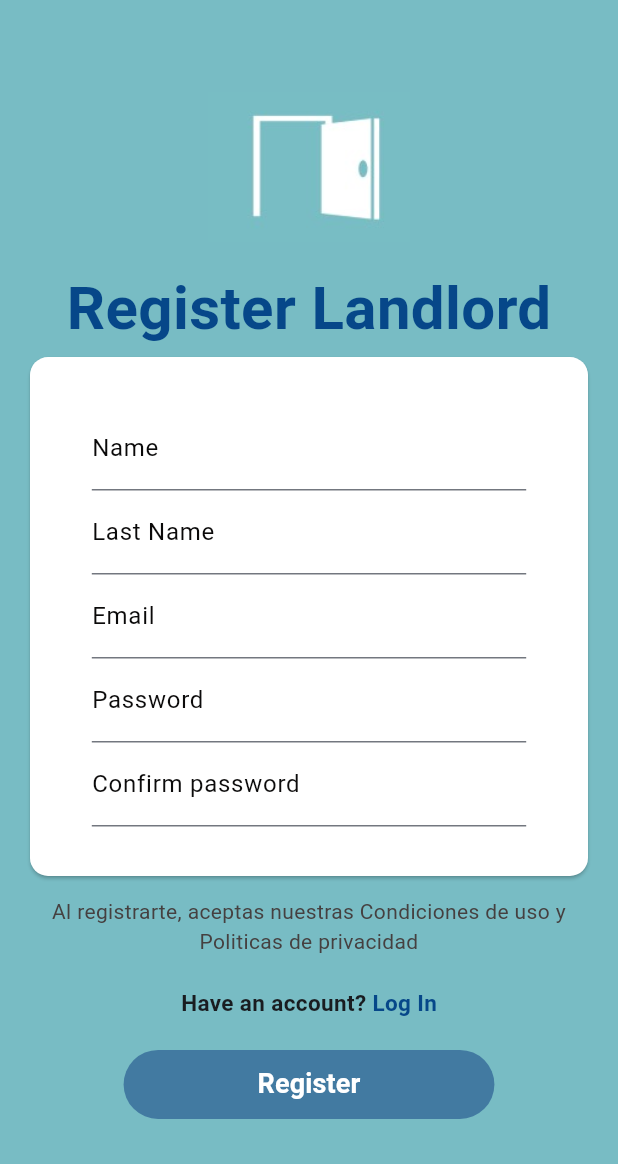
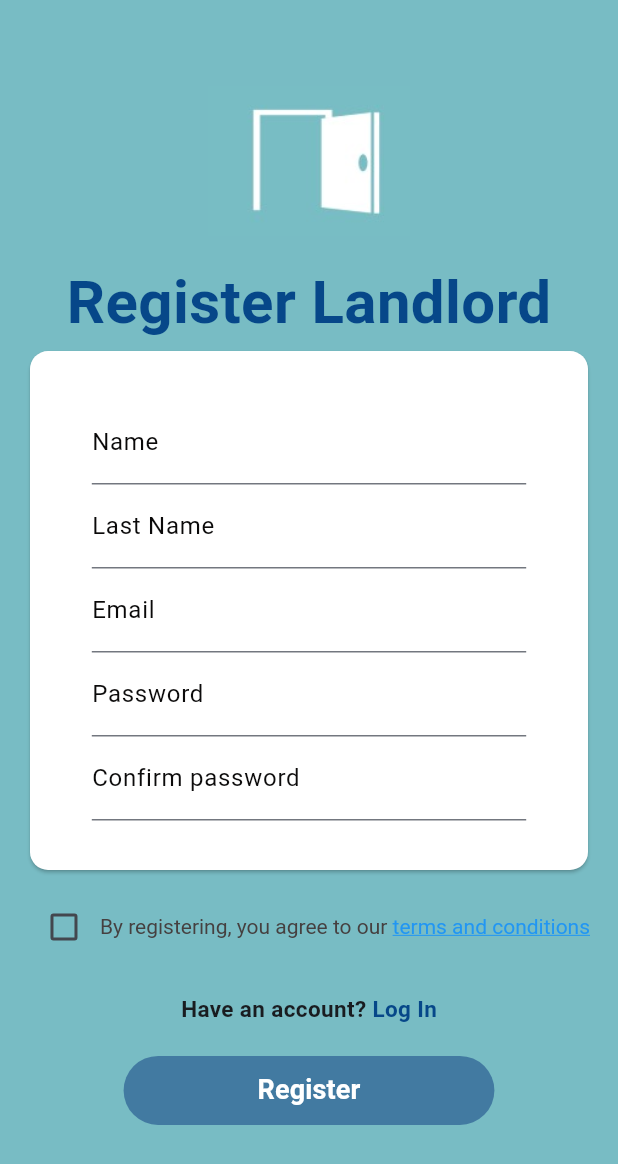
Before and after one commit to WX61-Grupo2-AplicacionesMoviles/App-Mobile-Plusroom, a Flutter app: the RegisterViewLandlord screen opened directly, on a phone screen of 412 x 824 dp. Shown: the top 1164 px of the screen. Run offline on Flutter 3.47's test engine with Material 3 defaults, Android fonts, the phone set to English and light mode, and no system bars.

Commit message:
fix: update register landlord

```diff
--- a/lib/ui-initial-section/register_view_landlord.dart
+++ b/lib/ui-initial-section/register_view_landlord.dart
@@ -2,6 +2,8 @@ import 'package:flutter/material.dart';
 import 'package:app_mobile_plusroom/ui-initial-section/login_view.dart';
 import 'package:http/http.dart' as http;
 import 'dart:convert';
+import 'package:flutter/gestures.dart';
+import 'package:url_launcher/url_launcher.dart';
 
 Future<void> registerLandlord(Map<String, dynamic> userData) async {
   final url = Uri.parse('https://easygoing-perception-production.up.railway.app/api/landlords');
@@ -14,10 +16,8 @@ Future<void> registerLandlord(Map<String, dynamic> userData) async {
   );
 
   if (response.statusCode == 200) {
-    // Registro exitoso
     print('Landlord registrado exitosamente');
   } else {
-    // Fallo en el registro
     print('Error al registrar landlord: ${response.statusCode}');
     print('Cuerpo de la respuesta: ${response.body}');
   }
@@ -36,6 +36,7 @@ class _RegisterViewLandlordState extends State<RegisterViewLandlord> {
   final TextEditingController _lastNameController = TextEditingController();
   final TextEditingController _emailController = TextEditingController();
   final TextEditingController _passwordController = TextEditingController();
+  bool _agreeToTerms = false;
 
   @override
   Widget build(BuildContext context) {
@@ -68,20 +69,72 @@ class _RegisterViewLandlordState extends State<RegisterViewLandlord> {
                         child: formRegister(),
                       ),
                     ),
-                    const SizedBox(height: 10), // Added space
-                    const Text(
-                      'Al registrarte, aceptas nuestras Condiciones de uso y Politicas de privacidad',
-                      style: TextStyle(
-                        color: Color(0xFF454040),
-                        fontSize: 14,
-                      ),
-                      textAlign: TextAlign.center,
+                    const SizedBox(height: 10),
+                    Row(
+                      mainAxisAlignment: MainAxisAlignment.center,
+                      children: [
+                        Checkbox(
+                          value: _agreeToTerms,
+                          onChanged: (bool? value) {
+                            setState(() {
+                              _agreeToTerms = value ?? false;
+                            });
+                          },
+                        ),
+                        Flexible(
+                          child: RichText(
+                            text: TextSpan(
+                              text: 'By registering, you agree to our ',
+                              style: const TextStyle(
+                                color: Color(0xFF454040),
+                                fontSize: 14,
+                              ),
+                              children: [
+                                TextSpan(
+                                  text: 'terms and conditions',
+                                  style: const TextStyle(
+                                    color: Colors.blue,
+                                    decoration: TextDecoration.underline,
+                                  ),
+                                  recognizer: TapGestureRecognizer()
+                                    ..onTap = () async {
+                                      final Uri url = Uri.parse('https://www.freeprivacypolicy.com/live/141d55ef-a8ab-4854-86fd-4c7a19ba2490');
+                                      try {
+                                        if (!await launchUrl(
+                                          url,
+                                          mode: LaunchMode.externalApplication,
+                                        )) {
+                                          if (context.mounted) {
+                                            ScaffoldMessenger.of(context).showSnackBar(
+                                              const SnackBar(
+                                                content: Text('No se pudo abrir los términos y condiciones'),
+                                              ),
+                                            );
+                                          }
+                                        }
+                                      } catch (e) {
+                                        if (context.mounted) {
+                                          ScaffoldMessenger.of(context).showSnackBar(
+                                            SnackBar(
+                                              content: Text('Error: ${e.toString()}'),
+                                            ),
+                                          );
+                                        }
+                                      }
+                                    },
+                                ),
+                              ],
+                            ),
+                          ),
+                        ),
+                      ],
                     ),
                     haveAccount(context),
                     SizedBox(
                       width: MediaQuery.of(context).size.width * 0.6,
                       child: TextButton(
-                        onPressed: () async {
+                        onPressed: _agreeToTerms
+                            ? () async {
                           Map<String, dynamic> userData = {
                             'name': _nameController.text,
                             'lastName': _lastNameController.text,
@@ -97,7 +150,8 @@ class _RegisterViewLandlordState extends State<RegisterViewLandlord> {
                           };
                           await registerLandlord(userData);
                           Navigator.pushNamed(context, LoginView.id);
-                        },
+                        }
+                            : null,
                         style: TextButton.styleFrom(
                           backgroundColor: const Color(0xFF427AA1),
                           padding: const EdgeInsets.symmetric(horizontal: 25, vertical: 10),
```
